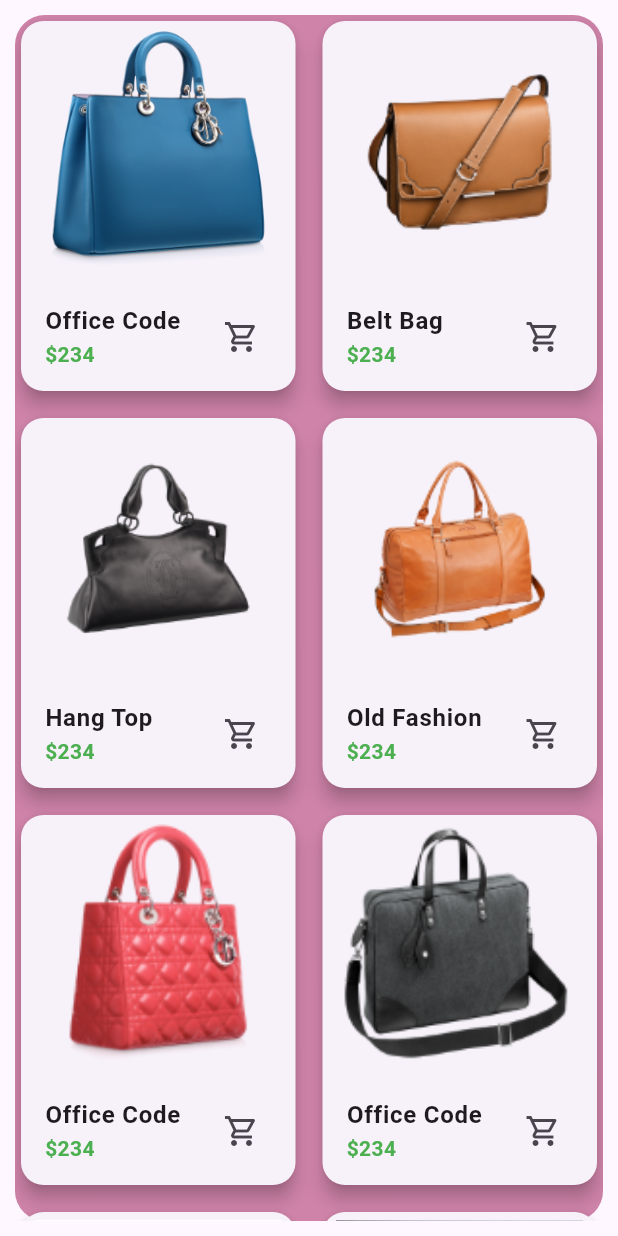
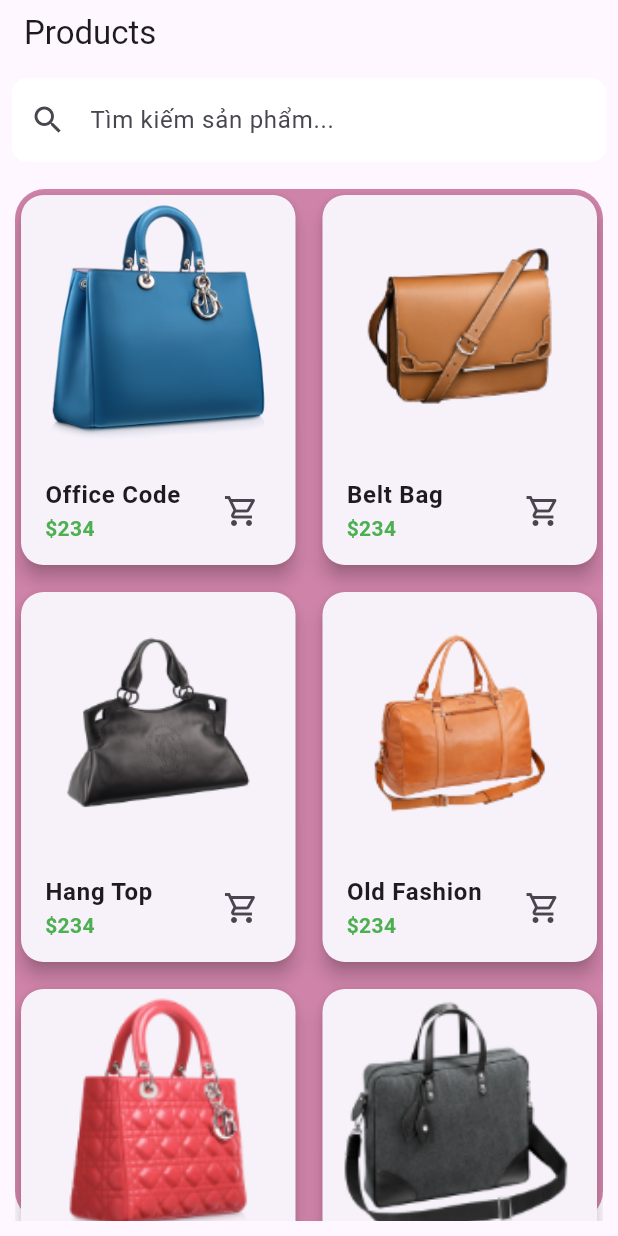
Before and after one commit to DinhHoangGia-pro/hce_24_am_flutter, a Flutter app: the ListProduct screen opened directly, on a phone screen of 412 x 824 dp. Run offline on Flutter 3.47's test engine with Material 3 defaults, Android fonts, the phone set to English and light mode, and no system bars; network calls fail.

Commit message:
Update ListProduct.dart

```diff
--- a/lib/ListProduct.dart
+++ b/lib/ListProduct.dart
@@ -14,21 +14,64 @@ class ListProduct extends StatefulWidget {
 //------------------------------
 
 class ListProductState extends State<ListProduct> {
+  List<Product> lstproducts = products;
   @override
   void initState() {
     super.initState();
+    lstproducts = products;
+  }
+
+  // Bộ điều khiển TextField để tìm kiếm
+  TextEditingController searchController = TextEditingController();
+
+  // Hàm lọc sản phẩm dựa vào tiêu đề
+  void filterProducts(String query) {
+    List<Product> filteredList = products.where((phantu) {
+      return phantu.title?.toLowerCase().contains(query.toLowerCase()) ?? false;
+    }).toList();
+
+    setState(() {
+      lstproducts = filteredList;
+    });
   }
 
   @override
   Widget build(BuildContext context) {
-    return Container(
+    return Scaffold(
+        appBar: AppBar(
+          title: Text('Products'),
+          bottom: PreferredSize(
+            preferredSize: Size.fromHeight(60),
+            child: Padding(
+              padding: const EdgeInsets.all(8.0),
+              child: TextField(
+                controller: searchController,
+                onChanged: (value) {
+                  // Gọi hàm filter khi thay đổi giá trị trong ô tìm kiếm
+                  filterProducts(value);
+                },
+                decoration: InputDecoration(
+                  hintText: 'Tìm kiếm sản phẩm...',
+                  prefixIcon: Icon(Icons.search),
+                  border: OutlineInputBorder(
+                    borderRadius: BorderRadius.circular(10),
+                    borderSide: BorderSide.none,
+                  ),
+                  filled: true,
+                  fillColor: Colors.white,
+                ),
+              ),
+            ),
+          ),
+        ),
+        body: Container(
           margin: EdgeInsets.all(10.0),
           decoration: BoxDecoration(
             borderRadius: BorderRadius.circular(20.0),
             color: Color(0xffcf83a9),
           ),
           child: GridView.builder(
-          itemCount: products.length,
+              itemCount: lstproducts.length,
               gridDelegate: SliverGridDelegateWithFixedCrossAxisCount(
                 crossAxisCount: 2, // Số cột là 2
                 childAspectRatio: 0.75, // Tỷ lệ chiều cao / chiều rộng
@@ -53,24 +96,24 @@ class ListProductState extends State<ListProduct> {
                             borderRadius: BorderRadius.circular(10.0),
                           ),
                           child: Hero(
-                        tag: "${products[index].id}",
+                            tag: "${lstproducts[index].id}",
                             child: GestureDetector(
                                 onTap: () => Navigator.push(
                                     context,
                                     MaterialPageRoute(
                                         builder: (_) =>
-                                        ProductDetail(products[index]))),
+                                            ProductDetail(lstproducts[index]))),
                                 child: Image.asset(
-                              products[index].image.toString(),
-                              fit:
-                                  BoxFit.cover, // Đảm bảo hình ảnh phủ kín vùng
+                                  lstproducts[index].image.toString(),
+                                  fit: BoxFit
+                                      .cover, // Đảm bảo hình ảnh phủ kín vùng
                                 )),
                           ),
                         ),
                       ),
                       ListTile(
                         title: Text(
-                      products[index].title.toString(),
+                          lstproducts[index].title.toString(),
                           style: TextStyle(
                             fontWeight: FontWeight.bold,
                             fontSize: 16.0,
@@ -80,19 +123,19 @@ class ListProductState extends State<ListProduct> {
                               TextOverflow.ellipsis, // Cắt bớt text nếu quá dài
                         ),
                         subtitle: Text(
-                      "\$${products[index].price.toString()}",
+                          "\$${lstproducts[index].price.toString()}",
                           style: TextStyle(
                             color: Colors.green,
                             fontWeight: FontWeight.bold,
                           ),
                         ),
-                    trailing: Icon(
-                        Icons.shopping_cart_outlined), // Biểu tượng giỏ hàng
+                        trailing: Icon(Icons
+                            .shopping_cart_outlined), // Biểu tượng giỏ hàng
                       ),
                     ],
                   ),
                 );
               }),
-    );
+        ));
   }
 }
```
Lines whose indentation alone changed are shown as unchanged.
